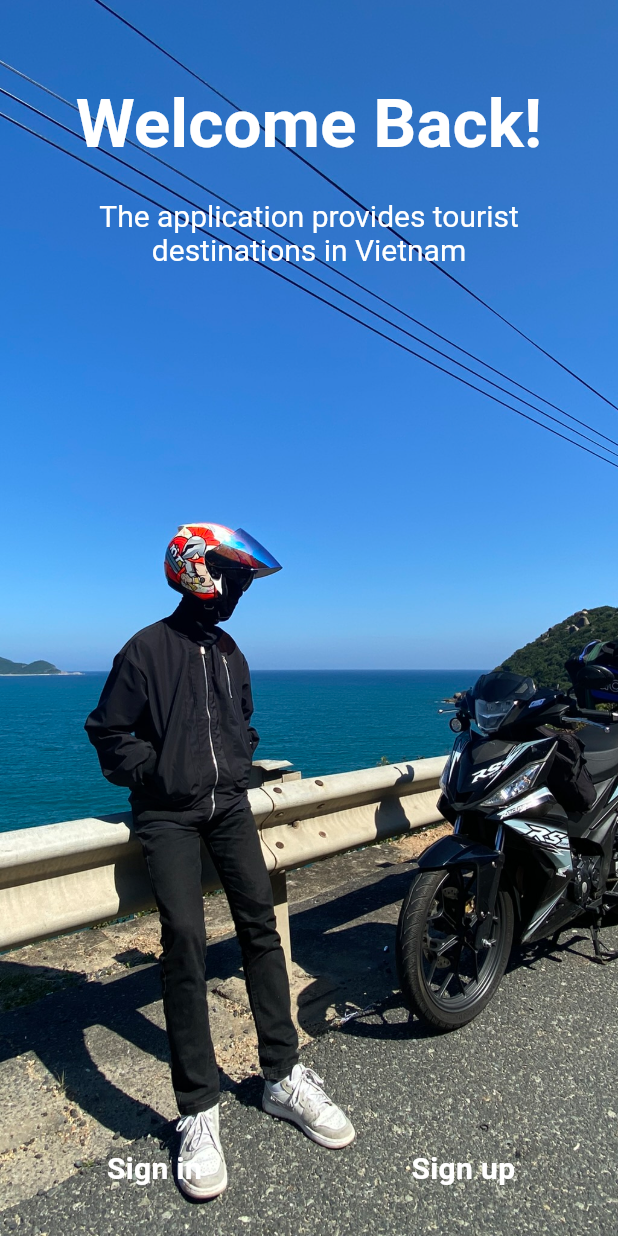
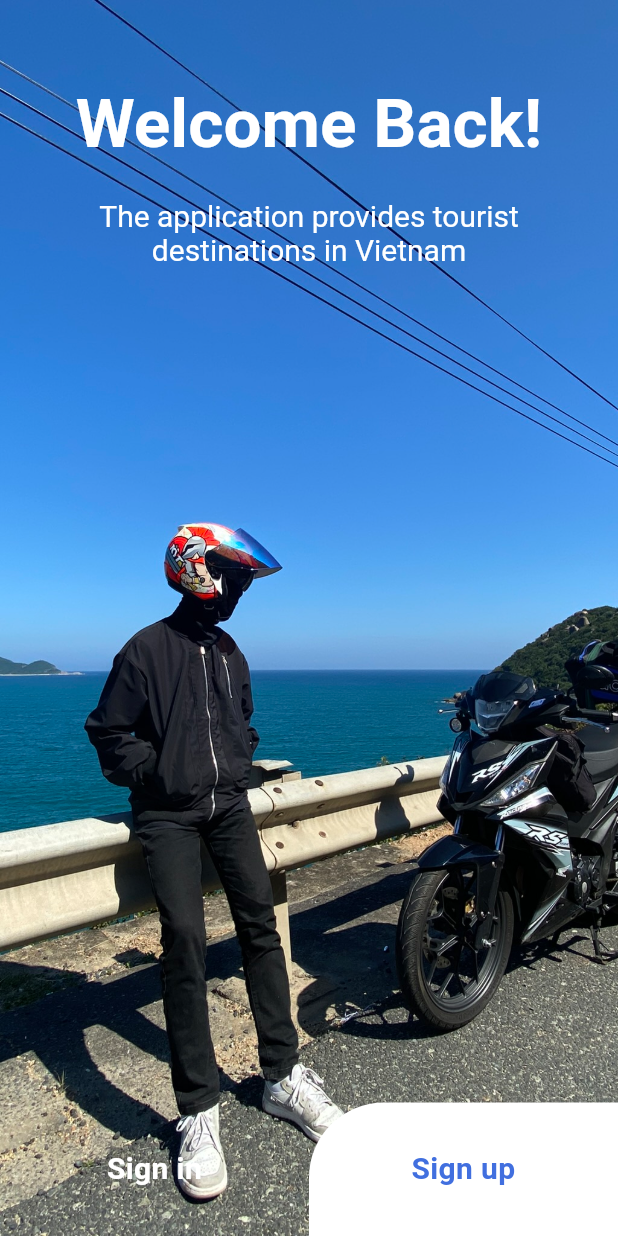
Before and after one commit to HDV2k3/travel_vietnam, a Flutter app: the screen it shows after launch, on a phone screen of 412 x 824 dp. Run offline on Flutter 3.47's test engine with Material 3 defaults, Android fonts, the phone set to English and light mode, and no system bars; our stand-ins replace cloud_firestore, firebase_auth, firebase_core, google_sign_in, shared_preferences; accounts and stored records are empty; generated files the repository leaves out were written again.

```diff
--- a/lib/Views/home/list_view.dart
+++ b/lib/Views/home/list_view.dart
@@ -80,7 +80,7 @@ class HorizontalListView extends StatelessWidget {
             ),
           );
         }
-        return CircularProgressIndicator();
+        return const CircularProgressIndicator();
       },
     );
   }
--- a/lib/Views/login/welcome_screen.dart
+++ b/lib/Views/login/welcome_screen.dart
@@ -4,6 +4,7 @@ import 'package:flutter/material.dart';
 
 import '../../widgets/custom_scaffold.dart';
 import '../../widgets/welcome_button.dart';
+import '../themes/theme.dart';
 
 class WelcomeScreen extends StatelessWidget {
   const WelcomeScreen({super.key});
@@ -43,13 +44,13 @@ class WelcomeScreen extends StatelessWidget {
                   ),
                 ),
               )),
-          const Flexible(
+          Flexible(
             flex: 1,
             child: Align(
               alignment: Alignment.bottomRight,
               child: Row(
                 children: [
-                  Expanded(
+                  const Expanded(
                     child: WelcomeButton(
                       buttonText: 'Sign in',
                       onTap: SignInScreen(),
@@ -60,9 +61,9 @@ class WelcomeScreen extends StatelessWidget {
                   Expanded(
                     child: WelcomeButton(
                       buttonText: 'Sign up',
-                      onTap: SignUpScreen(),
-                      color: Colors.transparent,
-                      textColor: Colors.white,
+                      onTap: const SignUpScreen(),
+                      color: Colors.white,
+                      textColor: lightColorScheme.primary,
                     ),
                   ),
                 ],
```
Also changed, not shown: lib/testgit/testgit.dart (deleted).
